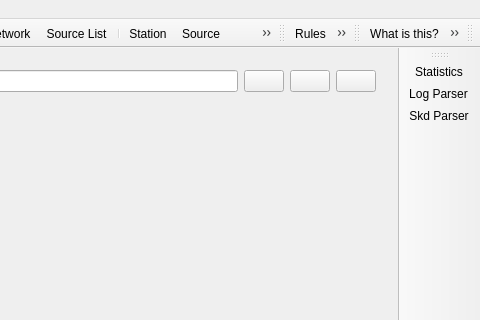
This is mainwindow.ui in TUW-VieVS/VieSchedpp as Qt 5 draws it before an edit; both pictures show x 541 to 1021 and y 0 to 320 of the 1021 by 818 pixel window. The edited form follows.
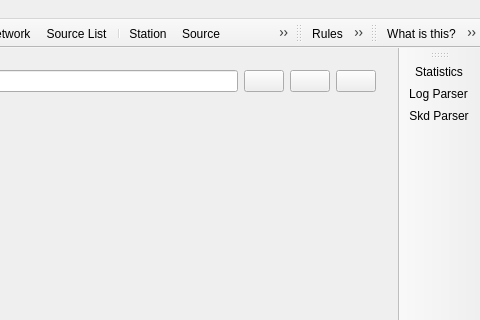
This is the edited form. Icons and pictures are not drawn.

```diff
--- a/mainwindow.ui
+++ b/mainwindow.ui
@@ -10129,17 +10129,7 @@
    <addaction name="actionLog_parser"/>
    <addaction name="actionSkd_Parser"/>
   </widget>
-  <widget class="QToolBar" name="toolBar">
-   <property name="windowTitle">
-    <string>toolBar</string>
-   </property>
-   <attribute name="toolBarArea">
-    <enum>TopToolBarArea</enum>
-   </attribute>
-   <attribute name="toolBarBreak">
-    <bool>false</bool>
-   </attribute>
-  </widget>
+  <widget class="QStatusBar" name="statusBar"/>
   <action name="actionNew">
    <property name="icon">
     <iconset resource="myresources.qrc">
```
Left out of the diff: 1 changed line with no effect on the pictures.
